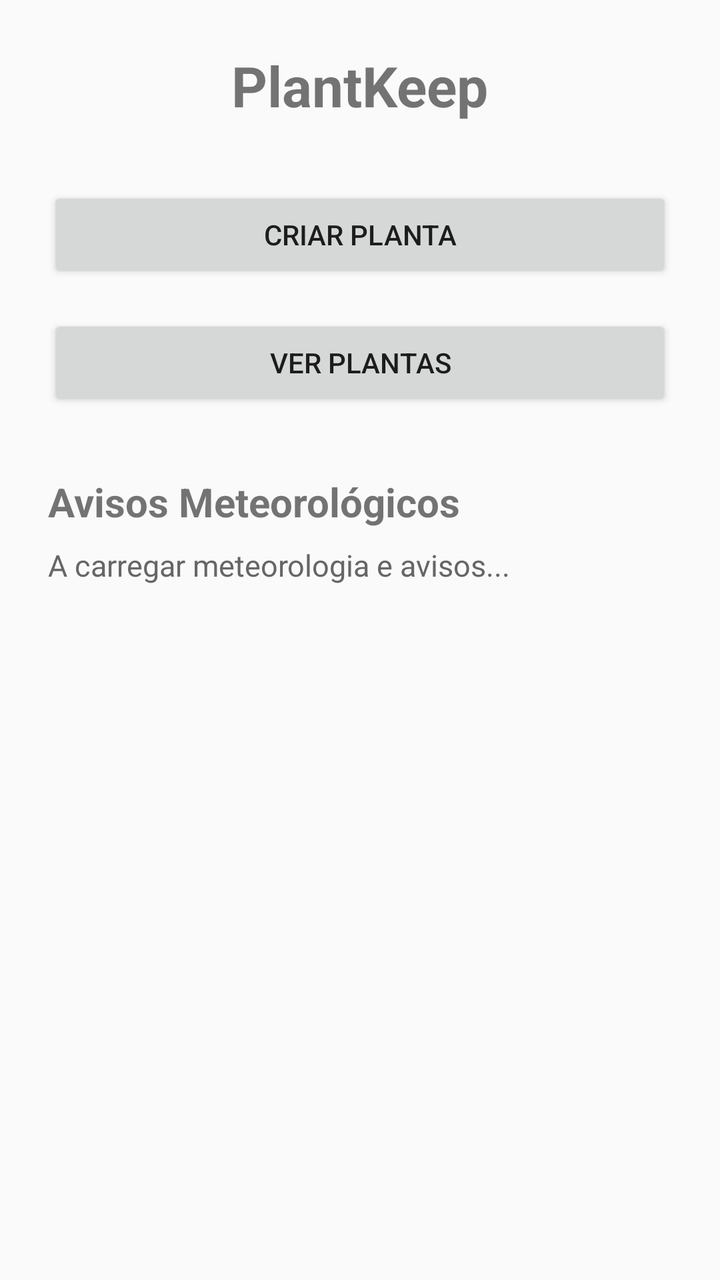
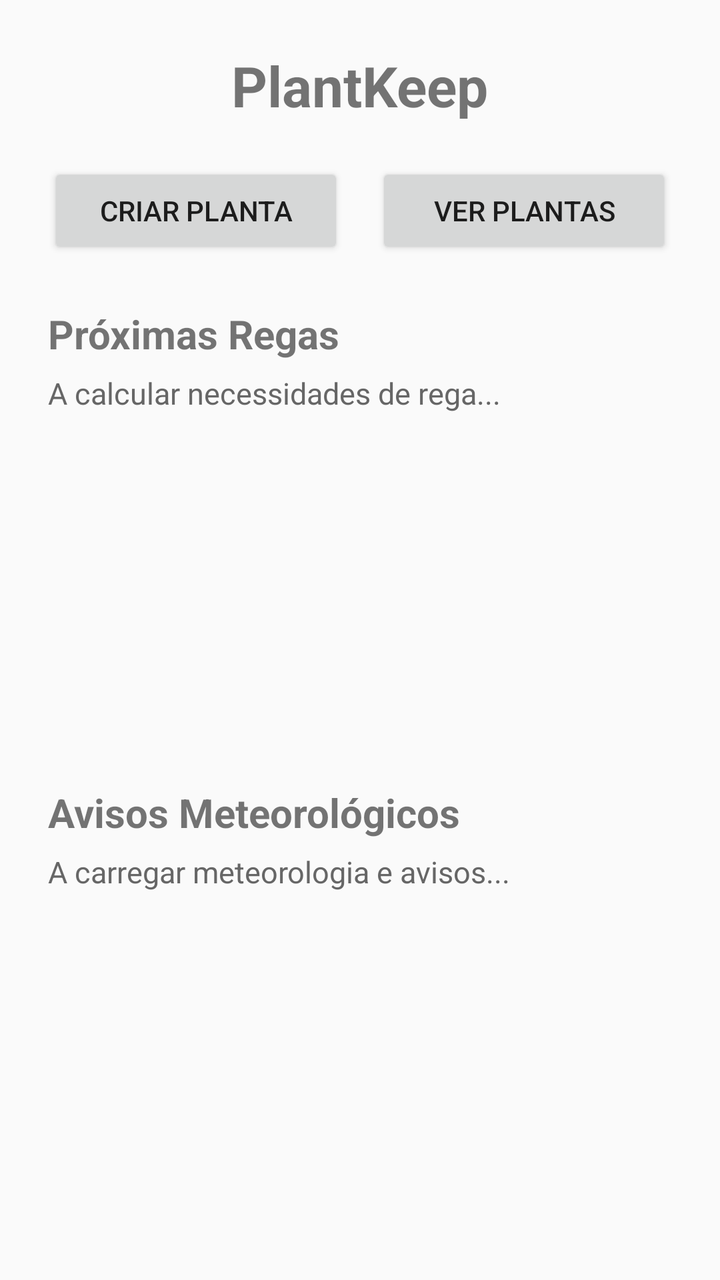

An Android layout rendered at two revisions. The XML below is the earlier revision; the diff shows what the commit changed to produce the second picture.
<!-- AndroidManifest.xml: application theme Theme.ProjectDroid -->
<!-- res/layout/activity_menu.xml -->
<?xml version="1.0" encoding="utf-8"?>
<LinearLayout
        xmlns:android="http://schemas.android.com/apk/res/android"
        android:layout_width="match_parent"
        android:layout_height="match_parent"
        android:orientation="vertical"
        android:padding="24dp"
        android:gravity="center_horizontal">

    <TextView
            android:layout_width="wrap_content"
            android:layout_height="wrap_content"
            android:text="@string/app_name"
            android:textSize="28sp"
            android:textStyle="bold"
            android:layout_marginBottom="32dp" />

    <Button
            android:id="@+id/btn_criar_planta"
            android:layout_width="match_parent"
            android:layout_height="wrap_content"
            android:text="Criar Planta" />

    <Button
            android:id="@+id/btn_ver_plantas"
            android:layout_width="match_parent"
            android:layout_height="wrap_content"
            android:layout_marginTop="16dp"
            android:text="Ver Plantas" />

    <TextView
            android:layout_width="match_parent"
            android:layout_height="wrap_content"
            android:layout_marginTop="32dp"
            android:text="Avisos Meteorológicos"
            android:textSize="20sp"
            android:textStyle="bold" />

    <TextView
            android:id="@+id/txt_estado_avisos"
            android:layout_width="match_parent"
            android:layout_height="wrap_content"
            android:layout_marginTop="8dp"
            android:text="A carregar meteorologia e avisos..."
            android:textSize="15sp"
            android:textColor="#666666" />

    <ListView
            android:id="@+id/lv_avisos"
            android:layout_width="match_parent"
            android:layout_height="0dp"
            android:layout_weight="1"
            android:layout_marginTop="8dp" />

</LinearLayout>
<!-- resources referenced by this layout -->
<resources>
  <string name="app_name">PlantKeep</string>
  <style name="Theme.ProjectDroid" parent="Theme.AppCompat.Light.DarkActionBar">
      </style>
</resources>

<!-- the commit's change to res/layout/activity_menu.xml (unified diff, before → after) -->
@@ -13,25 +13,60 @@
             android:text="@string/app_name"
             android:textSize="28sp"
             android:textStyle="bold"
-            android:layout_marginBottom="32dp" />
+            android:layout_marginBottom="20dp" />
 
-    <Button
-            android:id="@+id/btn_criar_planta"
+    <LinearLayout
             android:layout_width="match_parent"
             android:layout_height="wrap_content"
-            android:text="Criar Planta" />
+            android:orientation="horizontal">
 
-    <Button
-            android:id="@+id/btn_ver_plantas"
+        <Button
+                android:id="@+id/btn_criar_planta"
+                android:layout_width="0dp"
+                android:layout_height="wrap_content"
+                android:layout_weight="1"
+                android:layout_marginEnd="8dp"
+                android:text="Criar Planta" />
+
+        <Button
+                android:id="@+id/btn_ver_plantas"
+                android:layout_width="0dp"
+                android:layout_height="wrap_content"
+                android:layout_weight="1"
+                android:layout_marginStart="8dp"
+                android:text="Ver Plantas" />
+    </LinearLayout>
+
+    
+    <TextView
+            android:layout_width="match_parent"
+            android:layout_height="wrap_content"
+            android:layout_marginTop="24dp"
+            android:text="Próximas Regas"
+            android:textSize="20sp"
+            android:textStyle="bold" />
+
+    <TextView
+            android:id="@+id/txt_estado_regas"
+            android:layout_width="match_parent"
+            android:layout_height="wrap_content"
+            android:layout_marginTop="6dp"
+            android:text="A calcular necessidades de rega..."
+            android:textSize="15sp"
+            android:textColor="#666666" />
+
+    <ListView
+            android:id="@+id/lv_regas"
+            android:layout_width="match_parent"
+            android:layout_height="0dp"
+            android:layout_weight="1"
+            android:layout_marginTop="6dp" />
+
+    
+    <TextView
             android:layout_width="match_parent"
             android:layout_height="wrap_content"
             android:layout_marginTop="16dp"
-            android:text="Ver Plantas" />
-
-    <TextView
-            android:layout_width="match_parent"
-            android:layout_height="wrap_content"
-            android:layout_marginTop="32dp"
             android:text="Avisos Meteorológicos"
             android:textSize="20sp"
             android:textStyle="bold" />
@@ -40,7 +75,7 @@
             android:id="@+id/txt_estado_avisos"
             android:layout_width="match_parent"
             android:layout_height="wrap_content"
-            android:layout_marginTop="8dp"
+            android:layout_marginTop="6dp"
             android:text="A carregar meteorologia e avisos..."
             android:textSize="15sp"
             android:textColor="#666666" />
@@ -50,6 +85,6 @@
             android:layout_width="match_parent"
             android:layout_height="0dp"
             android:layout_weight="1"
-            android:layout_marginTop="8dp" />
+            android:layout_marginTop="6dp" />
 
 </LinearLayout>
